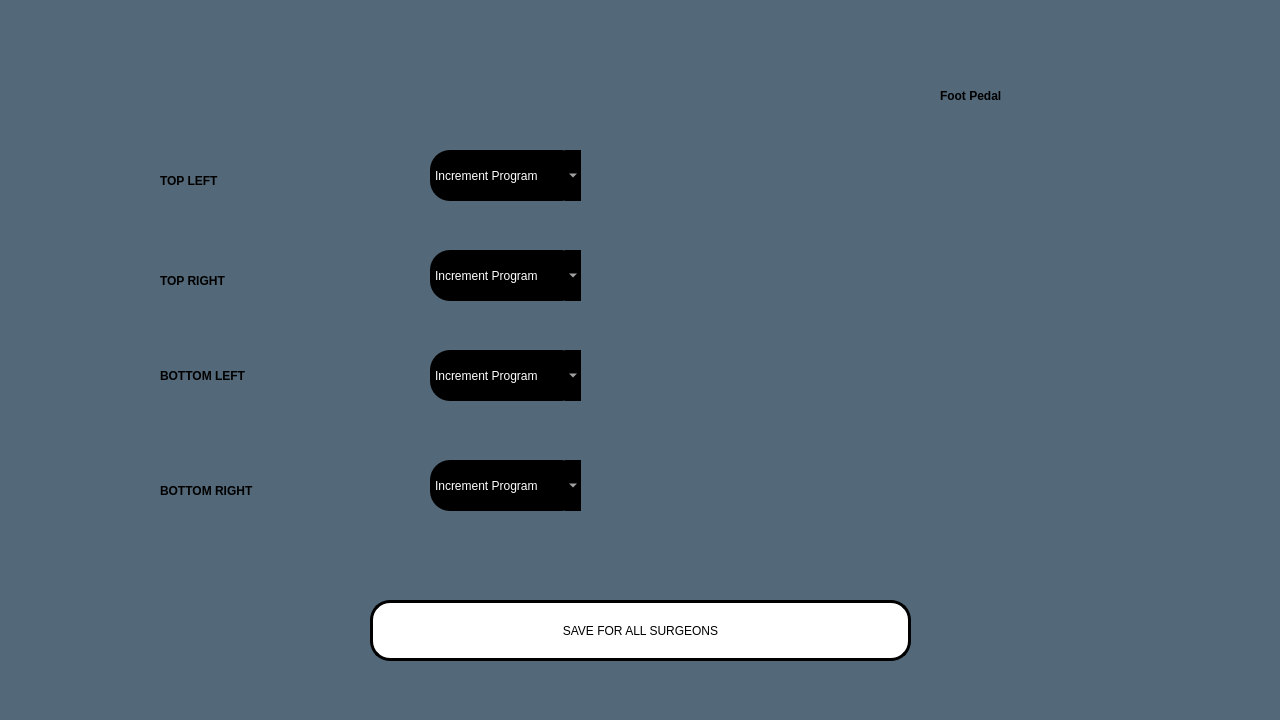
This is footpedal.ui in RISWANAAAA/venturiphaco as Qt 5 draws it before an edit. The edited form follows.
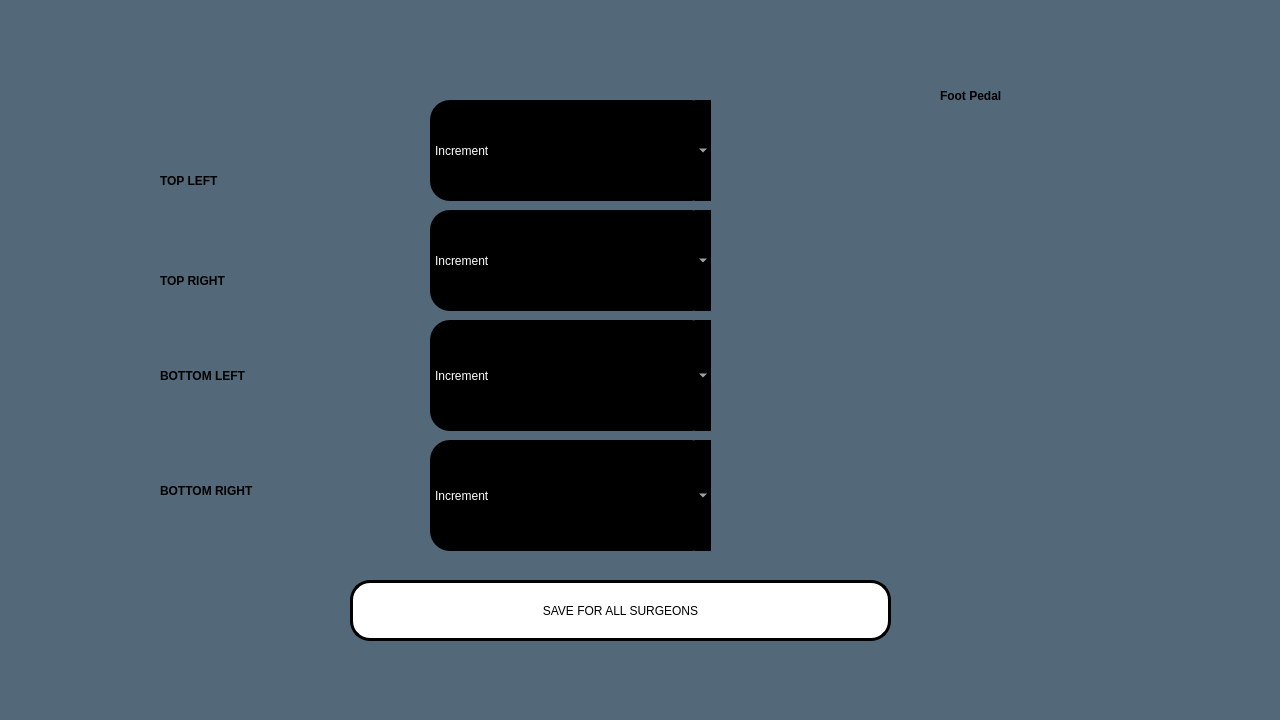
This is the edited form. Icons and pictures are not drawn.

The edit to the form file:
```diff
--- a/footpedal.ui
+++ b/footpedal.ui
@@ -20,9 +20,9 @@
    <property name="geometry">
     <rect>
      <x>430</x>
-     <y>250</y>
-     <width>151</width>
-     <height>51</height>
+     <y>210</y>
+     <width>281</width>
+     <height>101</height>
     </rect>
    </property>
    <property name="styleSheet">
@@ -35,7 +35,7 @@
    </property>
    <item>
     <property name="text">
-     <string>Increment Program</string>
+     <string>Increment</string>
     </property>
    </item>
    <item>
@@ -68,9 +68,9 @@
    <property name="geometry">
     <rect>
      <x>430</x>
-     <y>150</y>
-     <width>151</width>
-     <height>51</height>
+     <y>100</y>
+     <width>281</width>
+     <height>101</height>
     </rect>
    </property>
    <property name="styleSheet">
@@ -83,7 +83,7 @@
    </property>
    <item>
     <property name="text">
-     <string>Increment Program</string>
+     <string>Increment</string>
     </property>
    </item>
    <item>
@@ -139,9 +139,9 @@
    <property name="geometry">
     <rect>
      <x>430</x>
-     <y>350</y>
-     <width>151</width>
-     <height>51</height>
+     <y>320</y>
+     <width>281</width>
+     <height>111</height>
     </rect>
    </property>
    <property name="styleSheet">
@@ -154,7 +154,7 @@
    </property>
    <item>
     <property name="text">
-     <string>Increment Program</string>
+     <string>Increment</string>
     </property>
    </item>
    <item>
@@ -187,9 +187,9 @@
    <property name="geometry">
     <rect>
      <x>430</x>
-     <y>460</y>
-     <width>151</width>
-     <height>51</height>
+     <y>440</y>
+     <width>281</width>
+     <height>111</height>
     </rect>
    </property>
    <property name="styleSheet">
@@ -202,7 +202,7 @@
    </property>
    <item>
     <property name="text">
-     <string>Increment Program</string>
+     <string>Increment</string>
     </property>
    </item>
    <item>
@@ -234,8 +234,8 @@
   <widget class="QPushButton" name="savebut">
    <property name="geometry">
     <rect>
-     <x>370</x>
-     <y>600</y>
+     <x>350</x>
+     <y>580</y>
      <width>541</width>
      <height>61</height>
     </rect>
```
Left out of the diff: 8 changed lines with no effect on the pictures.
